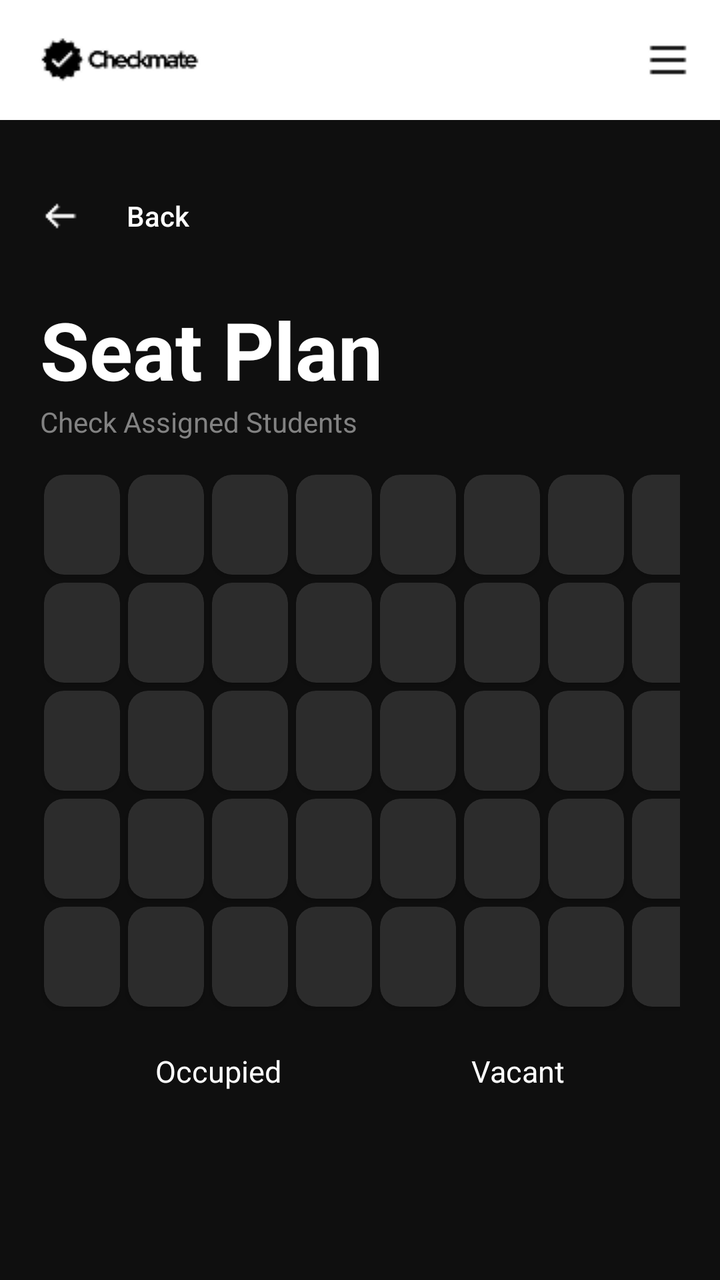
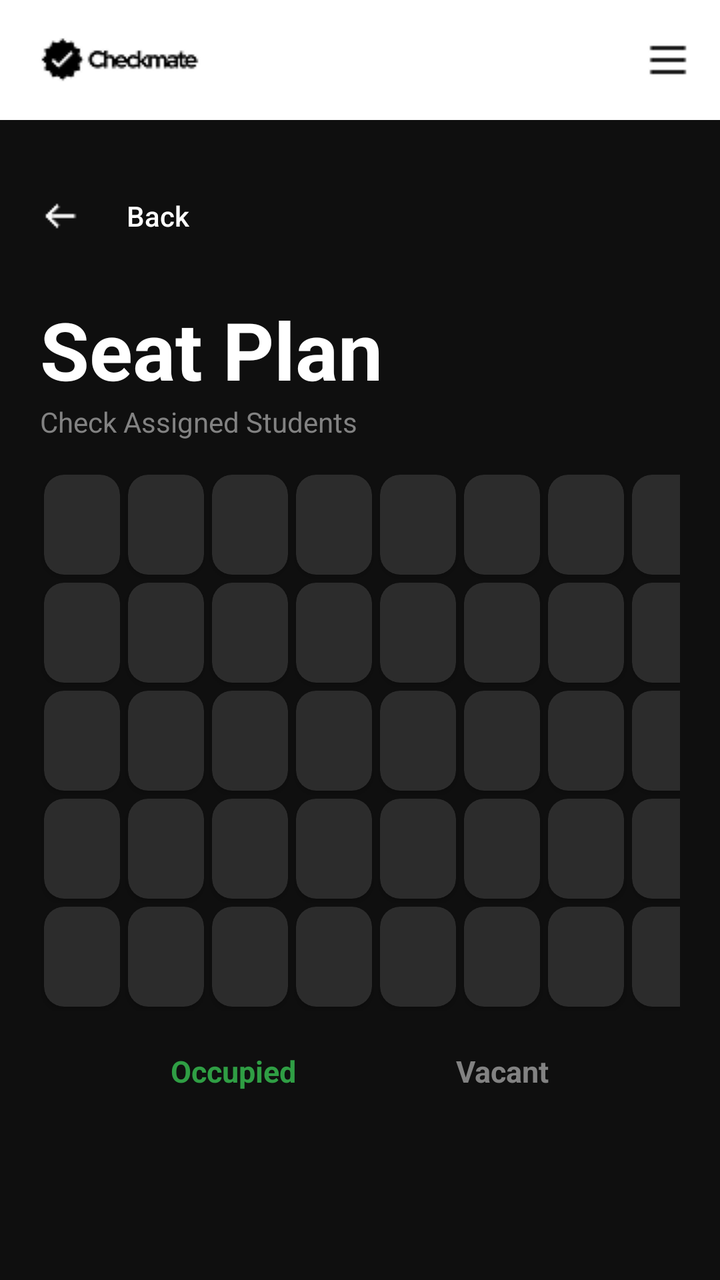

Before-and-after screenshots of an Android layout around one commit, followed by the original layout XML and the change that was made.
<!-- AndroidManifest.xml: application theme Theme.AuthTest -->
<!-- res/layout/activity_seat_plan.xml -->
<?xml version="1.0" encoding="utf-8"?>
<androidx.drawerlayout.widget.DrawerLayout
    xmlns:android="http://schemas.android.com/apk/res/android"
    xmlns:tools="http://schemas.android.com/tools"
    xmlns:app="http://schemas.android.com/apk/res-auto"
    android:id="@+id/main"
    android:layout_width="match_parent"
    android:layout_height="match_parent"
    android:background="#0F0F0F"
    android:fitsSystemWindows="true"
    tools:context=".SeatPlan">

    <LinearLayout
        android:layout_width="match_parent"
        android:layout_height="match_parent"
        android:orientation="vertical">

        <RelativeLayout
            android:layout_width="match_parent"
            android:layout_height="wrap_content"
            android:minHeight="60dp"
            android:background="#FFFFFF">

            <ImageView
                android:id="@+id/header_logo"
                android:layout_width="wrap_content"
                android:layout_height="wrap_content"
                android:layout_alignParentStart="true"
                android:layout_centerVertical="true"
                android:layout_marginStart="16dp"
                android:src="@drawable/header_logo"
                android:contentDescription="header_logo" />

            <ImageView
                android:id="@+id/hamburger_icon"
                android:layout_width="wrap_content"
                android:layout_height="wrap_content"
                android:layout_alignParentEnd="true"
                android:layout_centerVertical="true"
                android:layout_marginEnd="16dp"
                android:src="@drawable/hamburger_icon"
                android:contentDescription="hamburger_icon" />
        </RelativeLayout>

        <LinearLayout
            android:layout_width="match_parent"
            android:layout_height="wrap_content"
            android:paddingHorizontal="20dp"
            android:paddingTop="24dp"
            android:paddingBottom="16dp">

            <androidx.appcompat.widget.AppCompatButton
                android:id="@+id/backButton"
                android:layout_width="wrap_content"
                android:layout_height="wrap_content"
                android:background="@android:color/transparent"
                android:drawableStart="@drawable/left_arrow"
                android:drawablePadding="10dp"
                android:text="Back"
                android:textAllCaps="false"
                android:textColor="#FFFFFF" />
        </LinearLayout>

        <LinearLayout
            android:id="@+id/mainContent"
            android:layout_width="match_parent"
            android:layout_height="wrap_content"
            android:orientation="vertical"
            android:paddingLeft="20dp"
            android:paddingRight="20dp"
            android:paddingBottom="20dp" >

            <LinearLayout
                android:layout_width="match_parent"
                android:layout_height="wrap_content"
                android:orientation="vertical"
                android:layout_marginBottom="15dp"
                android:paddingTop="0dp" >

                <TextView
                    android:text="Seat Plan"
                    android:textColor="#FFFFFF"
                    android:textStyle="bold"
                    android:textSize="40sp"
                    android:layout_width="wrap_content"
                    android:layout_height="wrap_content" />

                <TextView
                    android:text="Check Assigned Students"
                    android:textColor="#828282"
                    android:textSize="14sp"
                    android:layout_width="wrap_content"
                    android:layout_height="wrap_content" />

            </LinearLayout>

            <LinearLayout
                android:layout_width="wrap_content"
                android:layout_height="wrap_content"
                android:layout_gravity="center_horizontal"
                android:orientation="horizontal">

                <include
                    android:id="@+id/seatPlanCard1"
                    layout="@layout/seat_plan_card" />

                <include
                    android:id="@+id/seatPlanCard2"
                    layout="@layout/seat_plan_card" />

                <include
                    android:id="@+id/seatPlanCard3"
                    layout="@layout/seat_plan_card" />

                <include
                    android:id="@+id/seatPlanCard4"
                    layout="@layout/seat_plan_card" />

                <include
                    android:id="@+id/seatPlanCard5"
                    layout="@layout/seat_plan_card" />

                <include
                    android:id="@+id/seatPlanCard6"
                    layout="@layout/seat_plan_card" />

                <include
                    android:id="@+id/seatPlanCard7"
                    layout="@layout/seat_plan_card" />

                <include
                    android:id="@+id/seatPlanCard8"
                    layout="@layout/seat_plan_card" />

            </LinearLayout>

            <LinearLayout
                android:layout_width="wrap_content"
                android:layout_height="wrap_content"
                android:layout_gravity="center_horizontal"
                android:orientation="horizontal">

                <include
                    android:id="@+id/seatPlanCard9"
                    layout="@layout/seat_plan_card" />

                <include
                    android:id="@+id/seatPlanCard10"
                    layout="@layout/seat_plan_card" />

                <include
                    android:id="@+id/seatPlanCard11"
                    layout="@layout/seat_plan_card" />

                <include
                    android:id="@+id/seatPlanCard12"
                    layout="@layout/seat_plan_card" />

                <include
                    android:id="@+id/seatPlanCard13"
                    layout="@layout/seat_plan_card" />

                <include
                    android:id="@+id/seatPlanCard14"
                    layout="@layout/seat_plan_card" />

                <include
                    android:id="@+id/seatPlanCard15"
                    layout="@layout/seat_plan_card" />

                <include
                    android:id="@+id/seatPlanCard16"
                    layout="@layout/seat_plan_card" />

            </LinearLayout>

            <LinearLayout
                android:layout_width="wrap_content"
                android:layout_height="wrap_content"
                android:layout_gravity="center_horizontal"
                android:orientation="horizontal">

                <include
                    android:id="@+id/seatPlanCard17"
                    layout="@layout/seat_plan_card" />

                <include
                    android:id="@+id/seatPlanCard18"
                    layout="@layout/seat_plan_card" />

                <include
                    android:id="@+id/seatPlanCard19"
                    layout="@layout/seat_plan_card" />

                <include
                    android:id="@+id/seatPlanCard20"
                    layout="@layout/seat_plan_card" />

                <include
                    android:id="@+id/seatPlanCard21"
                    layout="@layout/seat_plan_card" />

                <include
                    android:id="@+id/seatPlanCard22"
                    layout="@layout/seat_plan_card" />

                <include
                    android:id="@+id/seatPlanCard23"
                    layout="@layout/seat_plan_card" />

                <include
                    android:id="@+id/seatPlanCard24"
                    layout="@layout/seat_plan_card" />

            </LinearLayout>

            <LinearLayout
                android:layout_width="wrap_content"
                android:layout_height="wrap_content"
                android:layout_gravity="center_horizontal"
                android:orientation="horizontal">

                <include
                    android:id="@+id/seatPlanCard25"
                    layout="@layout/seat_plan_card" />

                <include
                    android:id="@+id/seatPlanCard26"
                    layout="@layout/seat_plan_card" />

                <include
                    android:id="@+id/seatPlanCard27"
                    layout="@layout/seat_plan_card" />

                <include
                    android:id="@+id/seatPlanCard28"
                    layout="@layout/seat_plan_card" />

                <include
                    android:id="@+id/seatPlanCard29"
                    layout="@layout/seat_plan_card" />

                <include
                    android:id="@+id/seatPlanCard30"
                    layout="@layout/seat_plan_card" />

                <include
                    android:id="@+id/seatPlanCard31"
                    layout="@layout/seat_plan_card" />

                <include
                    android:id="@+id/seatPlanCard32"
                    layout="@layout/seat_plan_card" />

            </LinearLayout>

            <LinearLayout
                android:layout_width="wrap_content"
                android:layout_height="wrap_content"
                android:layout_gravity="center_horizontal"
                android:orientation="horizontal">

                <include
                    android:id="@+id/seatPlanCard33"
                    layout="@layout/seat_plan_card" />

                <include
                    android:id="@+id/seatPlanCard34"
                    layout="@layout/seat_plan_card" />

                <include
                    android:id="@+id/seatPlanCard35"
                    layout="@layout/seat_plan_card" />

                <include
                    android:id="@+id/seatPlanCard36"
                    layout="@layout/seat_plan_card" />

                <include
                    android:id="@+id/seatPlanCard37"
                    layout="@layout/seat_plan_card" />

                <include
                    android:id="@+id/seatPlanCard38"
                    layout="@layout/seat_plan_card" />

                <include
                    android:id="@+id/seatPlanCard39"
                    layout="@layout/seat_plan_card" />

                <include
                    android:id="@+id/seatPlanCard40"
                    layout="@layout/seat_plan_card" />

            </LinearLayout>

            <LinearLayout
                android:layout_width="match_parent"
                android:layout_height="match_parent"
                android:orientation="horizontal"
                android:gravity="center"
                android:padding="10dp"
                android:layout_marginTop="10dp">

                <TextView
                    android:id="@+id/occupiedText"
                    android:layout_width="wrap_content"
                    android:layout_height="wrap_content"
                    android:text="Occupied"
                    android:textColor="#FFFFFF"
                    android:textSize="15sp"
                    android:layout_marginRight="95dp"/>

                <TextView
                    android:id="@+id/vacantText"
                    android:layout_width="wrap_content"
                    android:layout_height="wrap_content"
                    android:text="Vacant"
                    android:textColor="#FFFFFF"
                    android:textSize="15sp" />


            </LinearLayout>


        </LinearLayout>



    </LinearLayout>

    <com.google.android.material.navigation.NavigationView
        android:id="@+id/navigation_view"
        android:layout_width="280dp"
        android:layout_height="match_parent"
        android:layout_gravity="start"
        android:fitsSystemWindows="true"
        android:background="#1A1A1A"
        app:menu="@menu/menu_drawer"
        app:headerLayout="@layout/drawer_header"
        app:itemTextColor="@color/menu_item_color"
        app:itemIconTint="@color/menu_item_color" />


</androidx.drawerlayout.widget.DrawerLayout>
<!-- res/layout/seat_plan_card.xml (included above) -->
<?xml version="1.0" encoding="utf-8"?>
<androidx.cardview.widget.CardView xmlns:android="http://schemas.android.com/apk/res/android"
    xmlns:app="http://schemas.android.com/apk/res-auto"
    android:id="@+id/seatPlanCard"
    android:layout_width="38dp"
    android:layout_height="50dp"
    android:layout_margin="2dp"
    app:cardBackgroundColor="@color/empty_seat"
    app:cardCornerRadius="10dp" >

</androidx.cardview.widget.CardView>
<!-- res/layout/drawer_header.xml (included above) -->
<?xml version="1.0" encoding="utf-8"?>
<LinearLayout xmlns:android="http://schemas.android.com/apk/res/android"
    android:layout_width="match_parent"
    android:layout_height="200dp"
    android:orientation="vertical"
    android:gravity="bottom"
    android:padding="20dp"
    android:background="#0F0F0F">

    <ImageView
        android:id="@+id/drawer_user_avatar"
        android:layout_width="60dp"
        android:layout_height="60dp"
        android:src="@drawable/default_avatar"
        android:contentDescription="user_avatar"
        android:layout_marginBottom="15dp" />

    <TextView
        android:id="@+id/drawer_user_name"
        android:layout_width="wrap_content"
        android:layout_height="wrap_content"
        android:text="User Name"
        android:textColor="#FFFFFF"
        android:textSize="24sp"
        android:textStyle="bold" />

    <TextView
        android:id="@+id/drawer_user_email"
        android:layout_width="wrap_content"
        android:layout_height="wrap_content"
        android:text="user@example.com"
        android:textColor="#828282"
        android:textSize="12sp" />

</LinearLayout>
<!-- resources referenced by this layout -->
<resources>
  <color name="empty_seat">#2C2C2C</color>
  <!-- drawable default_avatar (drawable) -->
  <?xml version="1.0" encoding="utf-8"?>
  <vector xmlns:android="http://schemas.android.com/apk/res/android"
      android:width="24dp"
      android:height="24dp"
      android:viewportWidth="24"
      android:viewportHeight="24">
      <path
          android:fillColor="#FFFFFF"
          android:pathData="M12,12c2.21,0 4,-1.79 4,-4s-1.79,-4 -4,-4 -4,1.79 -4,4 1.79,4 4,4zm0,2c-2.67,0 -8,1.34 -8,4v2h16v-2c0,-2.66 -5.33,-4 -8,-4z" />
  </vector>
  <!-- drawable hamburger_icon: png bitmap (drawable, 177 bytes) -->
  <!-- drawable header_logo: png bitmap (drawable, 1337 bytes) -->
  <!-- drawable left_arrow: png bitmap (drawable, 316 bytes) -->
  <style name="Theme.AuthTest" parent="Base.Theme.AuthTest" />
  <style name="Base.Theme.AuthTest" parent="Theme.Material3.DayNight.NoActionBar">
          
          
      </style>
</resources>

<!-- the commit's change to res/layout/activity_seat_plan.xml (unified diff, before → after) -->
@@ -307,16 +307,18 @@
                     android:layout_width="wrap_content"
                     android:layout_height="wrap_content"
                     android:text="Occupied"
-                    android:textColor="#FFFFFF"
+                    android:textStyle="bold"
+                    android:textColor="#2F9E44"
                     android:textSize="15sp"
-                    android:layout_marginRight="95dp"/>
+                    android:layout_marginRight="80dp"/>
 
                 <TextView
                     android:id="@+id/vacantText"
                     android:layout_width="wrap_content"
                     android:layout_height="wrap_content"
                     android:text="Vacant"
-                    android:textColor="#FFFFFF"
+                    android:textStyle="bold"
+                    android:textColor="#828282"
                     android:textSize="15sp" />
 
 
